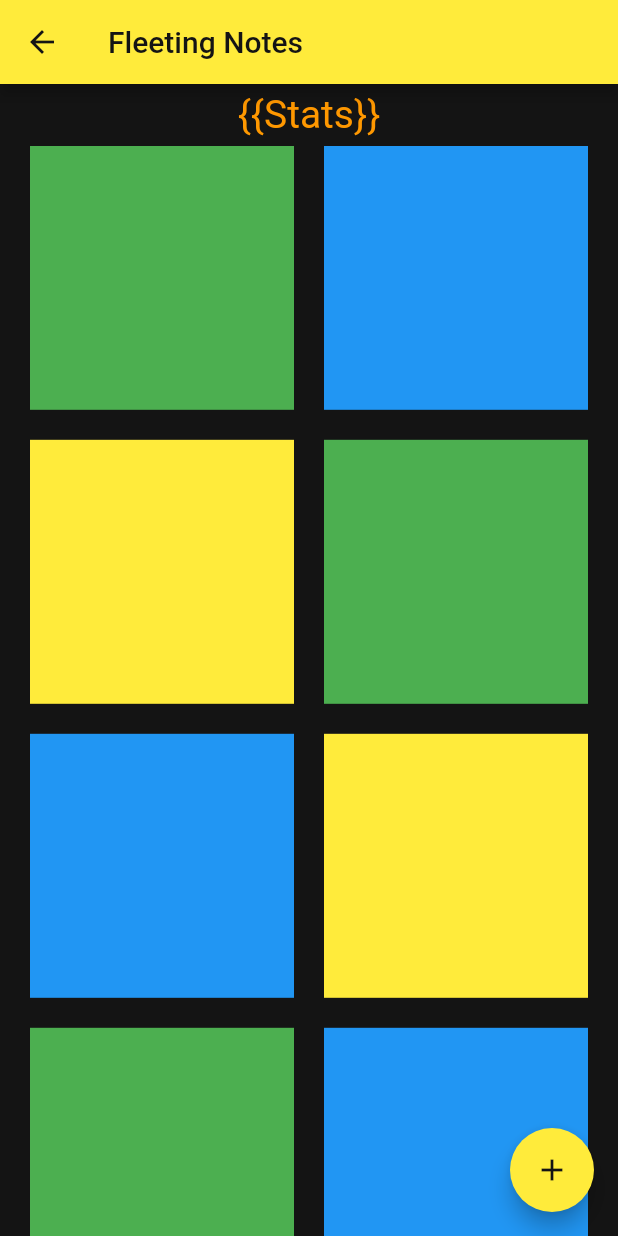
After one commit to AlbinDalbert/simple-zettelkasten, a Flutter app: the FileListFleeting screen opened directly, on a phone screen of 412 x 824 dp. The commit adds this screen. Run offline on Flutter 3.47's test engine with Material 2 defaults, Android fonts, the light colour scheme and no system bars; our stand-ins replace flutter_highlight, graphql_flutter, lottie, sqflite; missing offline and left inert: connectivity_plus_web; accounts and stored records are empty.

Commit message:
created the basic UI for note viewing

```diff
--- /dev/null
+++ b/lib/Fleeting/fileListFleeting.dart
@@ -0,0 +1,109 @@
+import 'package:flutter/material.dart';
+import 'package:flutter/rendering.dart';
+import 'package:lottie/lottie.dart';
+import 'package:zettelkasten/Fleeting/writeFleeting.dart';
+import '../animations.dart';
+import 'package:flutter_highlight/flutter_highlight.dart';
+import 'package:flutter_highlight/themes/github.dart';
+import 'package:flutter_highlight/themes/obsidian.dart';
+import '../config.dart';
+
+class FileListFleeting extends StatefulWidget {
+  @override
+  _FileListFleetingState createState() => _FileListFleetingState();
+}
+
+class _FileListFleetingState extends State<FileListFleeting>
+    with SingleTickerProviderStateMixin {
+  late AnimationController controller;
+
+  @override
+  void initState() {
+    super.initState();
+    controller = AnimationController(
+        duration: const Duration(milliseconds: 1200), vsync: this);
+
+    controller.addStatusListener((status) async {
+      if (status == AnimationStatus.completed) {
+        Navigator.pop(context);
+        Navigator.pop(context);
+        controller.reset();
+      }
+    });
+  }
+
+  @override
+  void dispose() {
+    controller.dispose();
+    super.dispose();
+  }
+
+  @override
+  Widget build(BuildContext context) {
+    //String bodyStr = "default body";
+    return Scaffold(
+      appBar: AppBar(
+        leading: IconButton(
+          icon: Icon(Icons.arrow_back_sharp),
+          onPressed: () {
+            Navigator.pop(context);
+          },
+        ),
+        title: const Text('$fleetingName Notes'),
+      ),
+      body: Container(
+          color: primaryContrastColor,
+          child: Column(children: [
+            Container(
+                //color: Colors.black,
+                // decoration: BoxDecoration(
+                //     border: Border(
+                //         bottom: BorderSide(
+                //             width: 1, color: secondaryContrastColor))),
+                height: MediaQuery.of(context).size.height * 0.05,
+                width: MediaQuery.of(context).size.width,
+                child: const Center(
+                    child: Text(
+                  '{{Stats}}',
+                  style: TextStyle(color: Colors.orange, fontSize: 26),
+                  textAlign: TextAlign.center,
+                ))),
+            Expanded(
+                child: Container(
+                    margin: const EdgeInsets.only(left: 20, right: 20),
+                    child: GridView.count(
+                      crossAxisCount: 2,
+                      crossAxisSpacing: 20,
+                      mainAxisSpacing: 20,
+                      children: [
+                        Container(color: Colors.green),
+                        Container(color: Colors.blue),
+                        Container(color: Colors.yellow),
+                        Container(color: Colors.green),
+                        Container(color: Colors.blue),
+                        Container(color: Colors.yellow),
+                        Container(color: Colors.green),
+                        Container(color: Colors.blue),
+                        Container(color: Colors.yellow),
+                        Container(color: Colors.green),
+                        Container(color: Colors.blue),
+                        Container(color: Colors.yellow),
+                        Container(color: Colors.green),
+                        Container(color: Colors.blue),
+                        Container(color: Colors.yellow),
+                      ],
+                    )))
+          ])),
+
+      floatingActionButton: FloatingActionButton(
+          child: const Icon(Icons.add),
+          onPressed: () {
+            Navigator.push(
+              context,
+              MaterialPageRoute(builder: (context) => NewFleeting()),
+            );
+          }), // This trailing comma makes auto-formatting nicer for build methods.
+      floatingActionButtonLocation: FloatingActionButtonLocation.endFloat,
+    );
+  }
+}
--- a/lib/Fleeting/writeFleeting.dart
+++ b/lib/Fleeting/writeFleeting.dart
@@ -113,7 +113,6 @@ class _NewFleetingState extends State<NewFleeting>
       )),
 
       floatingActionButton: FloatingActionButton(
-        heroTag: 'addCard',
         onPressed: () {
           //Lottie.asset("complete-001.json");
           saveAnimation();
--- a/lib/Literature/writeLiterature.dart
+++ b/lib/Literature/writeLiterature.dart
@@ -110,7 +110,6 @@ class _NewLiteratureState extends State<NewLiterature>
       )),
 
       floatingActionButton: FloatingActionButton(
-        heroTag: 'addCard',
         onPressed: () {
           //Lottie.asset("complete-001.json");
           saveAnimation();
--- a/lib/Permanent/writePermanent.dart
+++ b/lib/Permanent/writePermanent.dart
@@ -110,7 +110,6 @@ class _NewPermanentState extends State<NewPermanent>
       )),
 
       floatingActionButton: FloatingActionButton(
-        heroTag: 'addCard',
         onPressed: () {
           //Lottie.asset("complete-001.json");
           saveAnimation();
--- a/pubspec.yaml
+++ b/pubspec.yaml
@@ -40,6 +40,7 @@ dependencies:
   # flutter_rust_bridge: ^1.6.1
   flutter_highlight: ^0.7.0
   graphql_flutter: ^5.1.0
+  sqflite: ^2.0.3+1
 
 dev_dependencies:
   flutter_launcher_icons: "^0.10.0"
```
Also changed, not shown: lib/DB/database.dart (added, +18 -0 lines), lib/main.dart (+49 -22 lines), pubspec.lock, 1 other file.
